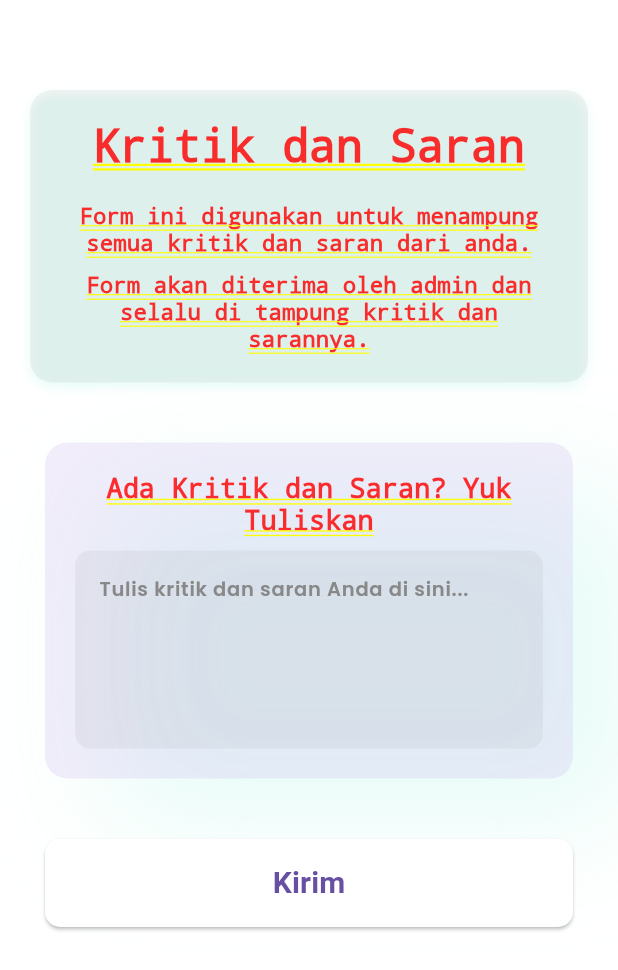
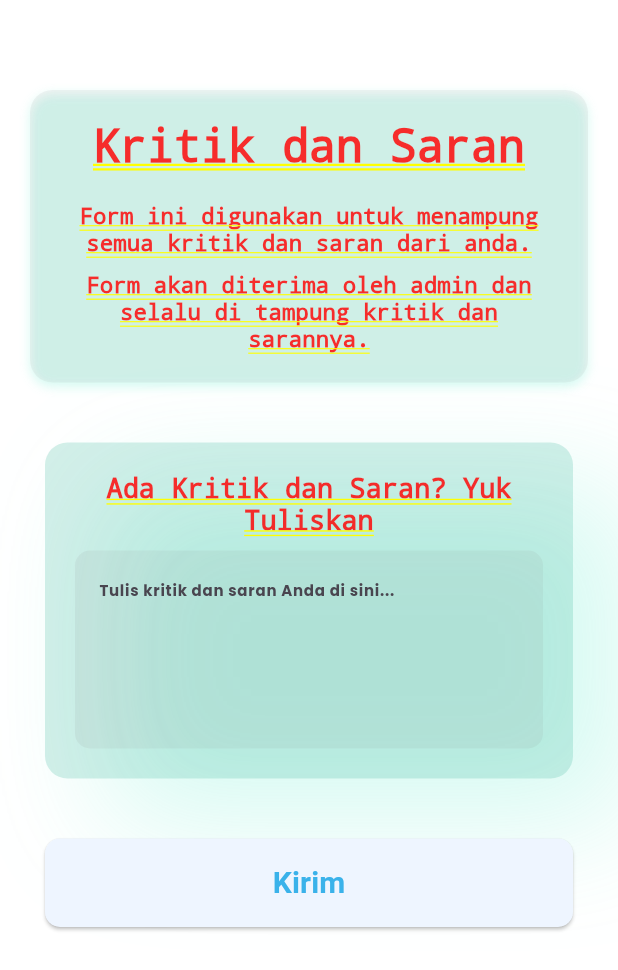
Before and after one commit to aldisakti2/Nusantara-News-App, a Flutter app: the FeedbackPage screen opened by its route, on a phone screen of 412 x 824 dp. Shown: the top 970 px of the screen. Run offline on Flutter 3.47's test engine with Material 3 defaults, Android fonts, the phone set to English and light mode, and no system bars; our stand-ins replace bloc, cloud_firestore, firebase_auth, firebase_core, flutter_bloc, google_fonts and 1 more; missing offline and left inert: flutter_inappwebview; accounts and stored records are empty; network calls fail.

Commit message:
simpan dlu textstyle sama color

```diff
--- a/lib/pages/feedback_page.dart
+++ b/lib/pages/feedback_page.dart
@@ -22,7 +22,7 @@ class FeedbackPage extends StatelessWidget {
               borderRadius: BorderRadius.circular(15),
               boxShadow: [
                 BoxShadow(
-                  color: Color.fromRGBO(150, 241, 222, 0.231),
+                  color: Color.fromRGBO(74, 233, 198, 0.224),
                   blurRadius: 5,
                   offset: Offset(0, 3),
                 ),
@@ -62,11 +62,11 @@ class FeedbackPage extends StatelessWidget {
             margin: EdgeInsets.symmetric(horizontal: 30, vertical: 20),
             padding: EdgeInsets.all(20),
             decoration: BoxDecoration(
-              color: Color.fromRGBO(199, 174, 237, 0.224),
+              color: Color.fromRGBO(63, 184, 158, 0.227),
               borderRadius: BorderRadius.circular(15),
               boxShadow: [
                 BoxShadow(
-                  color: Color.fromRGBO(150, 241, 222, 0.231),
+                  color: Color.fromRGBO(74, 233, 198, 0.224),
                   offset: Offset(40, 30),
                   blurRadius: 70,
                 ),
@@ -92,7 +92,10 @@ class FeedbackPage extends StatelessWidget {
                     filled: true,
                     fillColor: kGrey.withOpacity(0.1),
                     hintText: 'Tulis kritik dan saran Anda di sini...',
-                    hintStyle: kSubtitlemid2.copyWith(color: kGrey),
+                    hintStyle: TextStyle(
+                      fontSize: 10,
+                      fontWeight: FontWeight.bold,
+                    ),
                     border: OutlineInputBorder(
                       borderSide: BorderSide.none,
                       borderRadius: BorderRadius.circular(10),
@@ -112,7 +115,7 @@ class FeedbackPage extends StatelessWidget {
                 _submitFeedback(context);
               },
               style: ElevatedButton.styleFrom(
-                backgroundColor: kWhite,
+                backgroundColor: kBgColor,
                 padding: EdgeInsets.symmetric(vertical: 15),
                 shape: RoundedRectangleBorder(
                   borderRadius: BorderRadius.circular(10),
@@ -123,6 +126,8 @@ class FeedbackPage extends StatelessWidget {
                 style: TextStyle(
                   fontSize: 20,
                   fontWeight: FontWeight.bold,
+                  color: const Color.fromARGB(
+                      255, 58, 178, 234), // Change text color to light blue
                 ),
               ),
             ),
```
